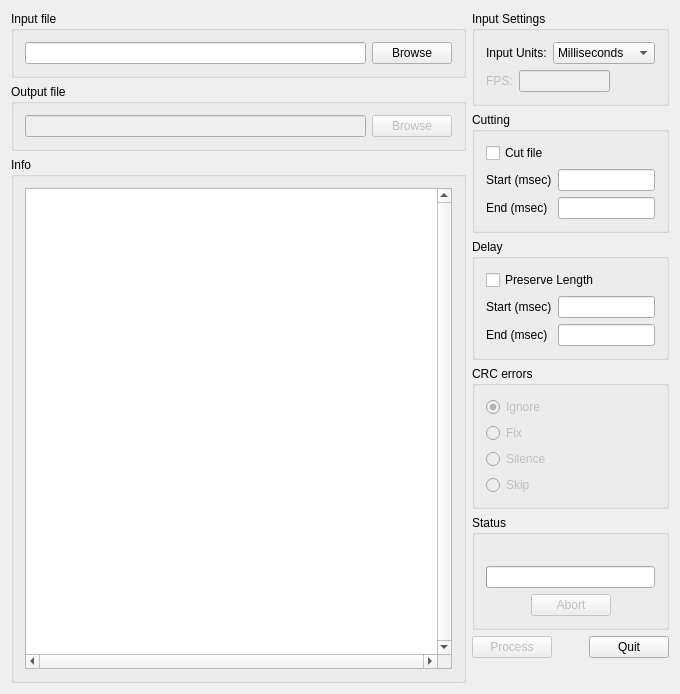
Qt form src/delaycut.ui (darealshinji/delaycut) before a commit.
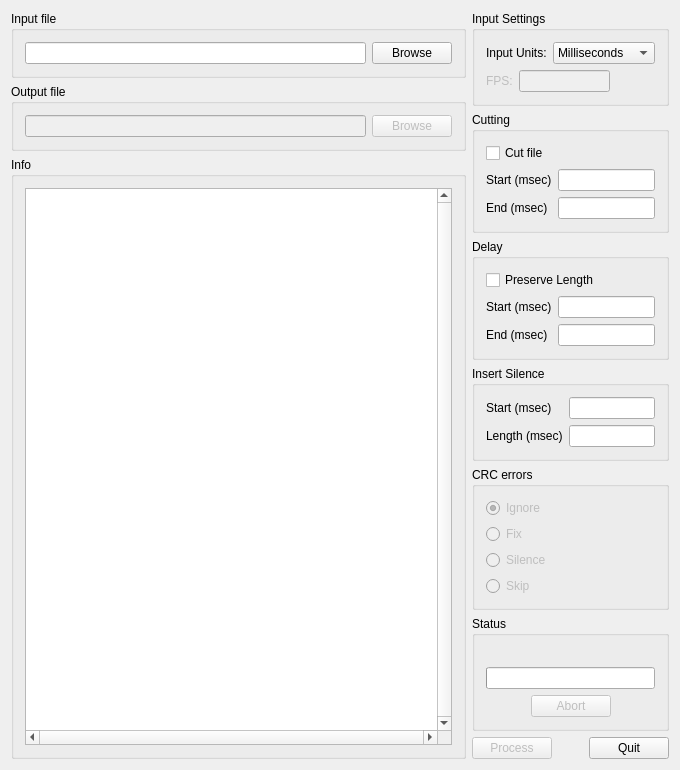
The same form after that commit. Custom widgets are drawn as their Qt base class.

Commit message: Added "insert silence" feature

The edit to the form file:
```diff
--- a/src/delaycut.ui
+++ b/src/delaycut.ui
@@ -296,6 +296,55 @@
         </layout>
        </widget>
       </item>
+      <item>
+       <widget class="QGroupBox" name="delayGroupBox">
+        <property name="title">
+         <string>Insert Silence</string>
+        </property>
+        <layout class="QFormLayout" name="formLayout_4">
+         <item row="0" column="0">
+          <widget class="QLabel" name="startSilenceLabel">
+           <property name="text">
+            <string>Start (msec)</string>
+           </property>
+          </widget>
+         </item>
+         <item row="0" column="1">
+          <widget class="QLineEdit" name="startSilenceLineEdit">
+           <property name="acceptDrops">
+            <bool>false</bool>
+           </property>
+           <property name="text">
+            <string/>
+           </property>
+           <property name="alignment">
+            <set>Qt::AlignRight|Qt::AlignTrailing|Qt::AlignVCenter</set>
+           </property>
+          </widget>
+         </item>
+         <item row="1" column="0">
+          <widget class="QLabel" name="lengthSilenceLabel">
+           <property name="text">
+            <string>Length (msec)</string>
+           </property>
+          </widget>
+         </item>
+         <item row="1" column="1">
+          <widget class="QLineEdit" name="lengthSilenceLineEdit">
+           <property name="acceptDrops">
+            <bool>false</bool>
+           </property>
+           <property name="text">
+            <string/>
+           </property>
+           <property name="alignment">
+            <set>Qt::AlignRight|Qt::AlignTrailing|Qt::AlignVCenter</set>
+           </property>
+          </widget>
+         </item>
+        </layout>
+       </widget>
+      </item>
       <item>
        <widget class="QGroupBox" name="crcErrorsGroupBox">
         <property name="title">
```
The commit also changes 6 other files.
